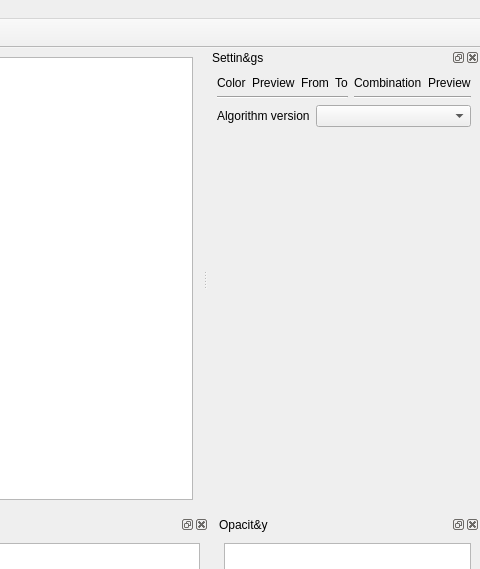
The window that barvocuc/ui/mainwindow.ui (encukou/barvocuc) describes before a commit, drawn with Qt 5; both pictures show x 599 to 1079 and y 0 to 569 of the 1079 by 766 pixel window.
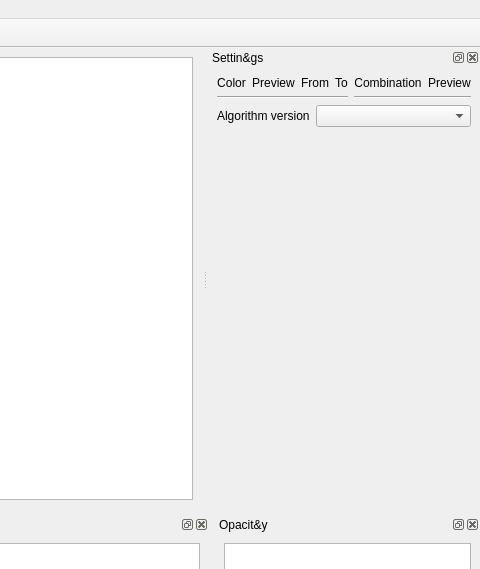
The same window after the commit. Custom widgets are drawn as their Qt base class.

Patch:
```diff
--- a/barvocuc/ui/mainwindow.ui
+++ b/barvocuc/ui/mainwindow.ui
@@ -92,6 +92,9 @@
    </attribute>
    <widget class="QWidget" name="dockWidgetContents_4">
     <layout class="QVBoxLayout" name="verticalLayout">
+     <property name="topMargin">
+      <number>9</number>
+     </property>
      <property name="rightMargin">
       <number>9</number>
      </property>
@@ -102,6 +105,9 @@
          <property name="text">
           <string>Color</string>
          </property>
+         <property name="alignment">
+          <set>Qt::AlignCenter</set>
+         </property>
         </widget>
        </item>
        <item row="0" column="3">
@@ -116,6 +122,9 @@
          <property name="text">
           <string>Combination</string>
          </property>
+         <property name="alignment">
+          <set>Qt::AlignCenter</set>
+         </property>
         </widget>
        </item>
        <item row="0" column="6">
@@ -123,6 +132,9 @@
          <property name="text">
           <string>Preview</string>
          </property>
+         <property name="alignment">
+          <set>Qt::AlignCenter</set>
+         </property>
         </widget>
        </item>
        <item row="0" column="2">
@@ -130,6 +142,9 @@
          <property name="text">
           <string>From</string>
          </property>
+         <property name="alignment">
+          <set>Qt::AlignCenter</set>
+         </property>
         </widget>
        </item>
        <item row="1" column="5" colspan="2">
@@ -144,6 +159,9 @@
          <property name="text">
           <string>Preview</string>
          </property>
+         <property name="alignment">
+          <set>Qt::AlignCenter</set>
+         </property>
         </widget>
        </item>
        <item row="1" column="0" colspan="4">
```
Left out of the diff: 3 changed lines with no effect on the pictures.
